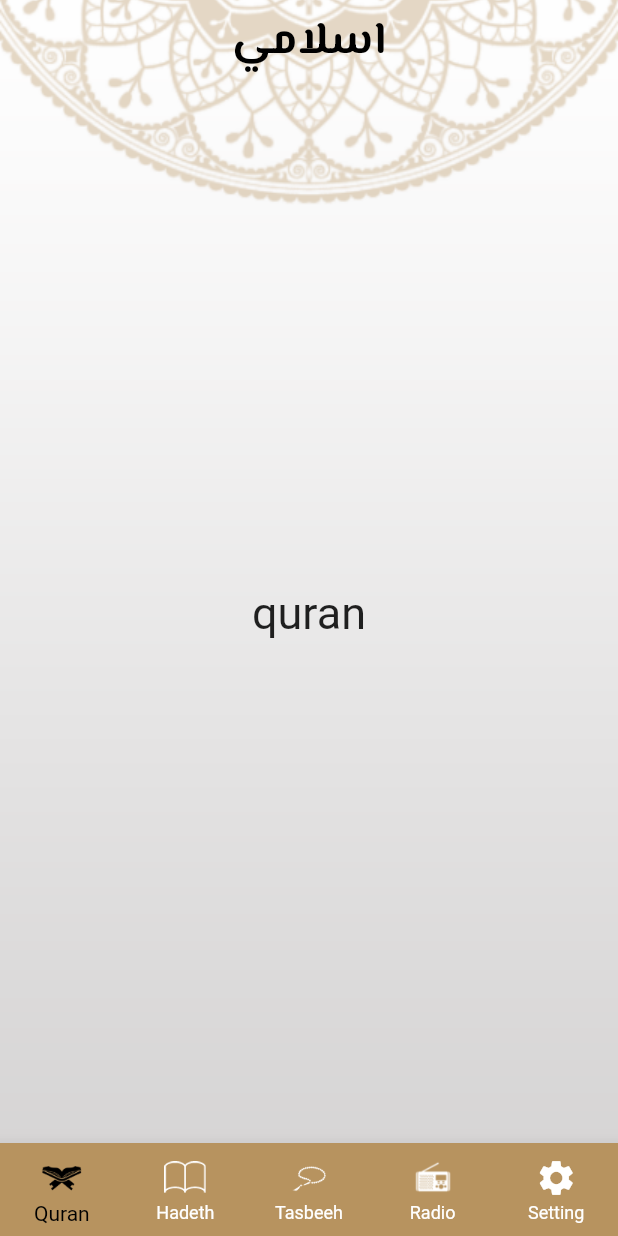
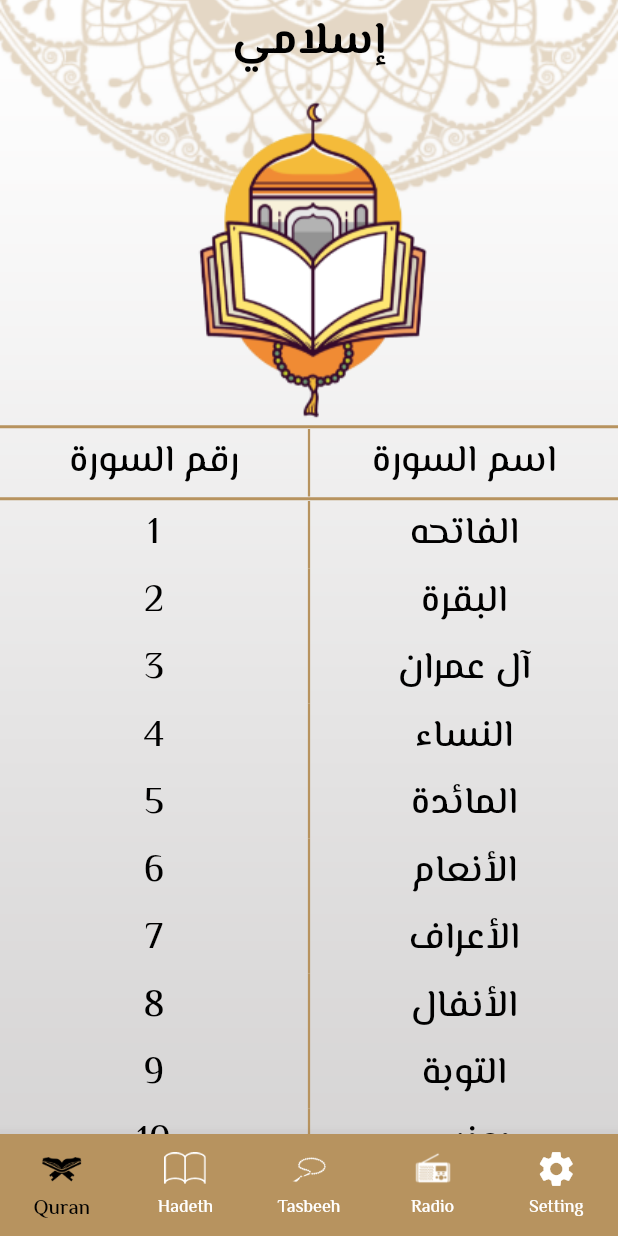
Before and after one commit to Ahamdsarji22/Islami-Application, a Flutter app: the screen it shows after launch, on a phone screen of 412 x 824 dp. Run offline on Flutter 3.47's test engine with Material 2 defaults, Android fonts, the phone set to English and light mode, and no system bars; our stand-ins replace google_fonts.

```diff
--- a/lib/HomeScreen.dart
+++ b/lib/HomeScreen.dart
@@ -1,12 +1,14 @@
 import 'package:flutter/material.dart';
+import 'package:islami_app/modules/Quraan/quraanWidget.dart';
 import 'package:islami_app/widgets/hadethWidget.dart';
-import 'package:islami_app/widgets/quraanWidget.dart';
 import 'package:islami_app/widgets/radioWidget.dart';
 import 'package:islami_app/widgets/settingWidget.dart';
 import 'package:islami_app/widgets/tasbehWidget.dart';
 
 class HomeScreen extends StatefulWidget {
   static const String routeName = 'HomeScreen';
+
+  const HomeScreen({super.key});
 
   @override
   State<HomeScreen> createState() => _HomeScreenState();
@@ -33,7 +35,7 @@ class _HomeScreenState extends State<HomeScreen> {
         ),
         child: Scaffold(
             appBar: AppBar(
-              title: Text('اسلامي'),
+              title: const Text('إسلامي'),
             ),
             body: selected[selectedIndex],
             bottomNavigationBar: BottomNavigationBar(
@@ -42,7 +44,7 @@ class _HomeScreenState extends State<HomeScreen> {
                 setState(() {});
               },
               currentIndex: selectedIndex,
-              items: [
+              items: const [
                 BottomNavigationBarItem(
                     icon: ImageIcon(AssetImage('assets/images/quran_icon.png')),
                     label: 'Quran'),
@@ -60,6 +62,5 @@ class _HomeScreenState extends State<HomeScreen> {
                     icon: Icon(Icons.settings), label: 'Setting'),
               ],
             )));
-    ;
   }
 }
--- a/lib/core/theme/myThemeData.dart
+++ b/lib/core/theme/myThemeData.dart
@@ -3,9 +3,18 @@ import 'package:google_fonts/google_fonts.dart';
 
 class MyThemeData {
   static ThemeData lightTheme = ThemeData(
+    textTheme: TextTheme(
+        bodyLarge: GoogleFonts.elMessiri(
+            fontSize: 25, fontWeight: FontWeight.bold, color: Colors.black),
+        bodyMedium: GoogleFonts.elMessiri(
+            fontSize: 25, fontWeight: FontWeight.w500, color: Colors.black),
+        bodySmall: GoogleFonts.elMessiri(
+            fontSize: 20, fontWeight: FontWeight.normal, color: Colors.black),
+        titleLarge: GoogleFonts.elMessiri(fontSize: 30, color: Colors.black)),
     primaryColor: Color(0xFFB7935F),
     scaffoldBackgroundColor: Colors.transparent,
     appBarTheme: AppBarTheme(
+        iconTheme: IconThemeData(color: Colors.black),
         backgroundColor: Colors.transparent,
         elevation: 0.0,
         centerTitle: true,
--- a/lib/main.dart
+++ b/lib/main.dart
@@ -1,6 +1,7 @@
 import 'package:flutter/material.dart';
 import 'package:islami_app/HomeScreen.dart';
 import 'package:islami_app/core/theme/myThemeData.dart';
+import 'package:islami_app/modules/Quraan/quranTextView.dart';
 import 'package:islami_app/splashScreen.dart';
 
 void main() {
@@ -18,7 +19,8 @@ class MyApplication extends StatelessWidget {
         initialRoute: splashScreen.routeName,
         routes: {
           HomeScreen.routeName: (context) => HomeScreen(),
-          splashScreen.routeName: (context) => const splashScreen()
+          splashScreen.routeName: (context) => const splashScreen(),
+          QuranTextView.routeName: (context) => QuranTextView()
         });
   }
 }
--- /dev/null
+++ b/lib/modules/Quraan/quraanWidget.dart
@@ -0,0 +1,177 @@
+import 'package:flutter/material.dart';
+import 'package:islami_app/modules/Quraan/quranTextView.dart';
+import 'package:islami_app/modules/Quraan/quranViewWidget.dart';
+
+class quranWidget extends StatelessWidget {
+  @override
+  Widget build(BuildContext context) {
+    var theme = Theme.of(context);
+    List<String> SuraNames = [
+      "الفاتحه",
+      "البقرة",
+      "آل عمران",
+      "النساء",
+      "المائدة",
+      "الأنعام",
+      "الأعراف",
+      "الأنفال",
+      "التوبة",
+      "يونس",
+      "هود",
+      "يوسف",
+      "الرعد",
+      "إبراهيم",
+      "الحجر",
+      "النحل",
+      "الإسراء",
+      "الكهف",
+      "مريم",
+      "طه",
+      "الأنبياء",
+      "الحج",
+      "المؤمنون",
+      "النّور",
+      "الفرقان",
+      "الشعراء",
+      "النّمل",
+      "القصص",
+      "العنكبوت",
+      "الرّوم",
+      "لقمان",
+      "السجدة",
+      "الأحزاب",
+      "سبأ",
+      "فاطر",
+      "يس",
+      "الصافات",
+      "ص",
+      "الزمر",
+      "غافر",
+      "فصّلت",
+      "الشورى",
+      "الزخرف",
+      "الدّخان",
+      "الجاثية",
+      "الأحقاف",
+      "محمد",
+      "الفتح",
+      "الحجرات",
+      "ق",
+      "الذاريات",
+      "الطور",
+      "النجم",
+      "القمر",
+      "الرحمن",
+      "الواقعة",
+      "الحديد",
+      "المجادلة",
+      "الحشر",
+      "الممتحنة",
+      "الصف",
+      "الجمعة",
+      "المنافقون",
+      "التغابن",
+      "الطلاق",
+      "التحريم",
+      "الملك",
+      "القلم",
+      "الحاقة",
+      "المعارج",
+      "نوح",
+      "الجن",
+      "المزّمّل",
+      "المدّثر",
+      "القيامة",
+      "الإنسان",
+      "المرسلات",
+      "النبأ",
+      "النازعات",
+      "عبس",
+      "التكوير",
+      "الإنفطار",
+      "المطفّفين",
+      "الإنشقاق",
+      "البروج",
+      "الطارق",
+      "الأعلى",
+      "الغاشية",
+      "الفجر",
+      "البلد",
+      "الشمس",
+      "الليل",
+      "الضحى",
+      "الشرح",
+      "التين",
+      "العلق",
+      "القدر",
+      "البينة",
+      "الزلزلة",
+      "العاديات",
+      "القارعة",
+      "التكاثر",
+      "العصر",
+      "الهمزة",
+      "الفيل",
+      "قريش",
+      "الماعون",
+      "الكوثر",
+      "الكافرون",
+      "النصر",
+      "المسد",
+      "الإخلاص",
+      "الفلق",
+      "الناس"
+    ];
+    return Column(
+      children: [
+        Image.asset('assets/images/quran_image.png'),
+
+        // Text('quran', style: TextStyle(fontSize: 30)),
+        Divider(
+          color: Theme.of(context).primaryColor,
+          thickness: 2,
+          height: 3,
+        ),
+        Row(
+          children: [
+            Expanded(
+              child: Text(
+                'رقم السورة',
+                style: theme.textTheme.bodyMedium,
+                textAlign: TextAlign.center,
+              ),
+            ),
+            Container(
+              height: 45,
+              width: 1.5,
+              color: theme.primaryColor,
+            ),
+            Expanded(
+                child: Text('اسم السورة',
+                    style: theme.textTheme.bodyMedium,
+                    textAlign: TextAlign.center)),
+          ],
+        ),
+        Divider(
+          color: Theme.of(context).primaryColor,
+          thickness: 2,
+          height: 3,
+        ),
+        Expanded(
+          child: ListView.builder(
+            itemBuilder: (context, index) => GestureDetector(
+              onTap: () {
+                Navigator.pushNamed(context, QuranTextView.routeName);
+              },
+              child: QuranViewWidget(
+                SuraName: SuraNames[index],
+                SuraNum: '${index + 1}',
+              ),
+            ),
+            itemCount: SuraNames.length,
+          ),
+        )
+      ],
+    );
+  }
+}
--- /dev/null
+++ b/lib/modules/Quraan/quranTextView.dart
@@ -0,0 +1,64 @@
+import 'package:flutter/material.dart';
+
+class QuranTextView extends StatelessWidget {
+  const QuranTextView({super.key});
+
+  static const String routeName = 'SuraText';
+
+  @override
+  Widget build(BuildContext context) {
+    var theme = Theme.of(context);
+    var mediaQuery = MediaQuery.of(context).size;
+    return Container(
+        decoration: const BoxDecoration(
+          image: DecorationImage(
+            image: AssetImage('assets/images/background.png'),
+            fit: BoxFit.cover,
+          ),
+        ),
+        child: Scaffold(
+          appBar: AppBar(
+            title: Text('إسلامي'),
+          ),
+          body: Container(
+            margin: EdgeInsets.only(left: 30, right: 30, top: 30, bottom: 100),
+            padding: EdgeInsets.symmetric(vertical: 40, horizontal: 20),
+            height: mediaQuery.height,
+            width: mediaQuery.width,
+            decoration: BoxDecoration(
+              borderRadius: BorderRadius.circular(25),
+              color: Color(0xFFF3F3F3).withOpacity(0.7),
+            ),
+            child: Column(
+              children: [
+                Row(
+                  mainAxisAlignment: MainAxisAlignment.center,
+                  children: [
+                    Text(
+                      'Sura Name',
+                      style: theme.textTheme.bodyLarge,
+                    ),
+                    SizedBox(width: 20),
+                    Icon(
+                      Icons.play_circle,
+                      size: 30,
+                    )
+                  ],
+                ),
+                Divider(
+                  color: theme.primaryColor,
+                  endIndent: 20,
+                  indent: 20,
+                  thickness: 1,
+                  height: 1,
+                ),
+                Text(
+                  '',
+                  style: theme.textTheme.bodySmall,
+                )
+              ],
+            ),
+          ),
+        ));
+  }
+}
--- /dev/null
+++ b/lib/modules/Quraan/quranViewWidget.dart
@@ -0,0 +1,33 @@
+import 'package:flutter/material.dart';
+
+class QuranViewWidget extends StatelessWidget {
+  final String SuraName;
+  final String SuraNum;
+
+  QuranViewWidget({super.key, required this.SuraName, required this.SuraNum});
+
+  @override
+  Widget build(BuildContext context) {
+    var theme = Theme.of(context);
+    return Row(
+      children: [
+        Expanded(
+          child: Text(
+            SuraNum,
+            style: theme.textTheme.bodyMedium,
+            textAlign: TextAlign.center,
+          ),
+        ),
+        Container(
+          height: 45,
+          width: 1.5,
+          color: theme.primaryColor,
+        ),
+        Expanded(
+            child: Text(SuraName,
+                style: theme.textTheme.bodyMedium,
+                textAlign: TextAlign.center)),
+      ],
+    );
+  }
+}
--- a/lib/widgets/quraanWidget.dart
+++ /dev/null
@@ -1,10 +0,0 @@
-import 'package:flutter/material.dart';
-
-class quranWidget extends StatelessWidget {
-  @override
-  Widget build(BuildContext context) {
-    return Center(
-      child: Text('quran', style: TextStyle(fontSize: 30)),
-    );
-  }
-}
```
